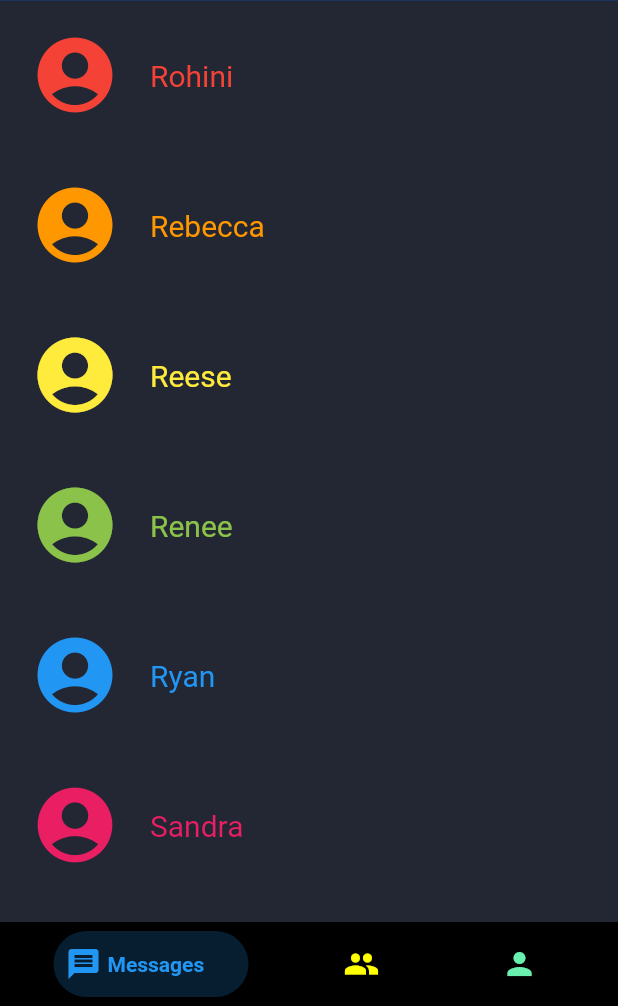
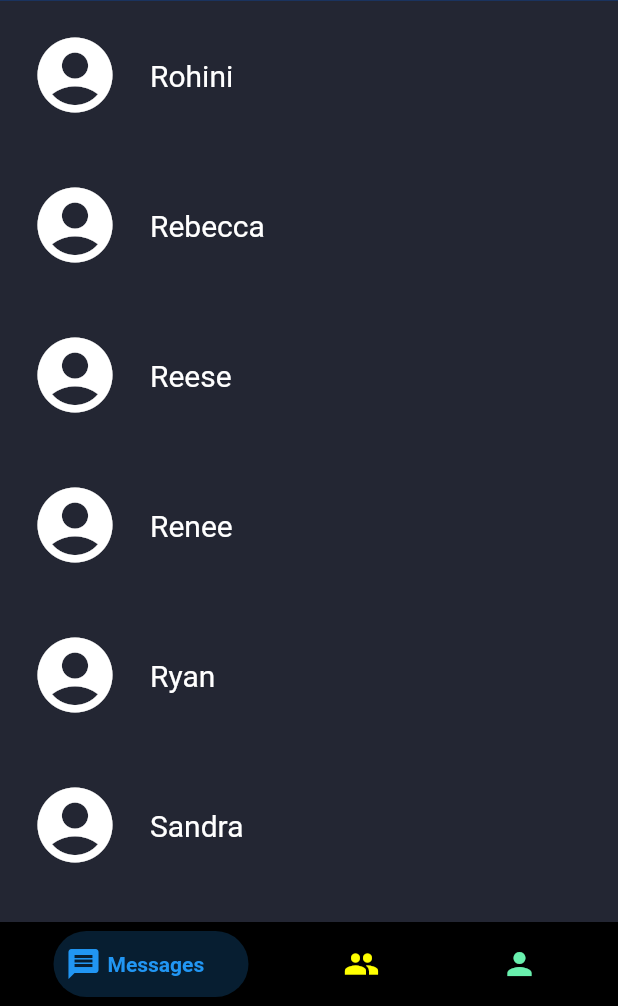
Before and after one commit to vishalsharma0657/s-chat, a Flutter app: the ListPage screen opened directly, on a phone screen of 412 x 824 dp, the part 230-1236 px from its top. Run offline on Flutter 3.47's test engine with Material 2 defaults, Android fonts, the phone set to English and light mode, and no system bars; drawn by our look-alikes of bottom_navy_bar.

Commit message:
changed color of the lists

```diff
--- a/lib/Friend_list/Account/account_page.dart
+++ b/lib/Friend_list/Account/account_page.dart
@@ -22,15 +22,15 @@ class AccountPage extends StatelessWidget {
             ),
             Text(
               'username',
-              style: TextStyle(fontSize: 22, color: Colors.orange),
+              style: TextStyle(fontSize: 22, color: Colors.white),
             ),
             Text(
               '+91-9876543210',
-              style: TextStyle(fontSize: 22, color: Colors.yellow),
+              style: TextStyle(fontSize: 22, color: Colors.white),
             ),
             Text(
               '0  friends',
-              style: TextStyle(fontSize: 22, color: Colors.lightGreen),
+              style: TextStyle(fontSize: 22, color: Colors.white),
             ),
           ],
         ),
--- a/lib/Friend_list/Friends/friends_page.dart
+++ b/lib/Friend_list/Friends/friends_page.dart
@@ -63,7 +63,7 @@ class FriendsPage extends StatelessWidget {
               padding: const EdgeInsets.all(0),
               itemCount: friends.length,
               itemBuilder: (context, index) {
-                return FriendBox(friends[index], (index % 7));
+                return FriendBox(friends[index]);
               },
             ),
           )
--- a/lib/Friend_list/Messages/box.dart
+++ b/lib/Friend_list/Messages/box.dart
@@ -2,8 +2,7 @@ import 'package:flutter/material.dart';
 
 class FriendBox extends StatelessWidget {
   final String name;
-  final int idx;
-  const FriendBox(this.name, this.idx, {Key? key}) : super(key: key);
+  const FriendBox(this.name, {Key? key}) : super(key: key);
 
   @override
   Widget build(BuildContext context) {
@@ -11,30 +10,20 @@ class FriendBox extends StatelessWidget {
       child: Row(
         crossAxisAlignment: CrossAxisAlignment.center,
         children: [
-          Padding(
-            padding: const EdgeInsets.all(20.0),
+          const Padding(
+            padding: EdgeInsets.all(20.0),
             child: Icon(
               Icons.account_circle,
-              color: col[idx],
+              color: Colors.white,
               size: 60,
             ),
           ),
           Text(
             name,
-            style: TextStyle(fontSize: 20, color: col[idx]),
+            style: const TextStyle(fontSize: 20, color: Colors.white),
           )
         ],
       ),
     );
   }
 }
-
-List<Color> col = [
-  Colors.red,
-  Colors.orange,
-  Colors.yellow,
-  Colors.lightGreen,
-  Colors.blue,
-  Colors.pink,
-  Colors.deepPurpleAccent,
-];
--- a/lib/Friend_list/Messages/messages.dart
+++ b/lib/Friend_list/Messages/messages.dart
@@ -36,7 +36,7 @@ class Msgs extends StatelessWidget {
             physics: const ClampingScrollPhysics(),
             itemCount: friends.length,
             itemBuilder: (context, index) {
-              return FriendBox(friends[index], (index % 7));
+              return FriendBox(friends[index]);
             },
           ),
         ),
```
